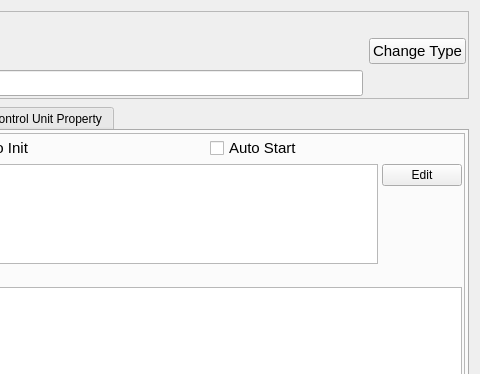
First picture: the form in ccs/node/control_unit/ControUnitInstanceEditor.ui, repository bisegni/chaosframework, before the edit; both pictures show x 320 to 800 and y 0 to 374 of the 800 by 560 pixel window.
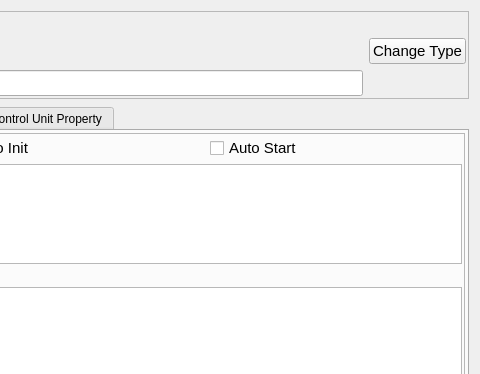
Second picture: the form after the edit.

Commit message: now the api  MongoDBScriptDataAccess::getScriptForExecutionPoolPathList search under the subtree for every execution unit pool path add some improvement on the script editor on ccs

```diff
--- a/ccs/node/control_unit/ControUnitInstanceEditor.ui
+++ b/ccs/node/control_unit/ControUnitInstanceEditor.ui
@@ -323,13 +323,6 @@
               </property>
              </widget>
             </item>
-            <item alignment="Qt::AlignTop">
-             <widget class="QPushButton" name="pushButton">
-              <property name="text">
-               <string>Edit</string>
-              </property>
-             </widget>
-            </item>
            </layout>
           </item>
           <item>
```
The commit also changes 5 other files.
